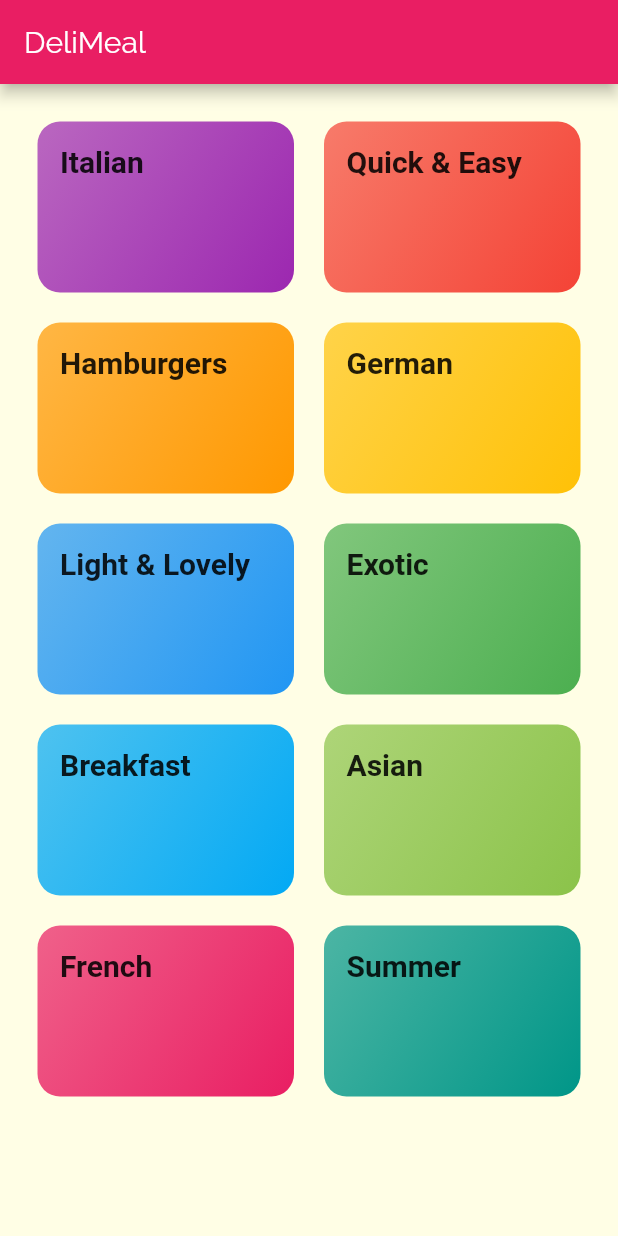
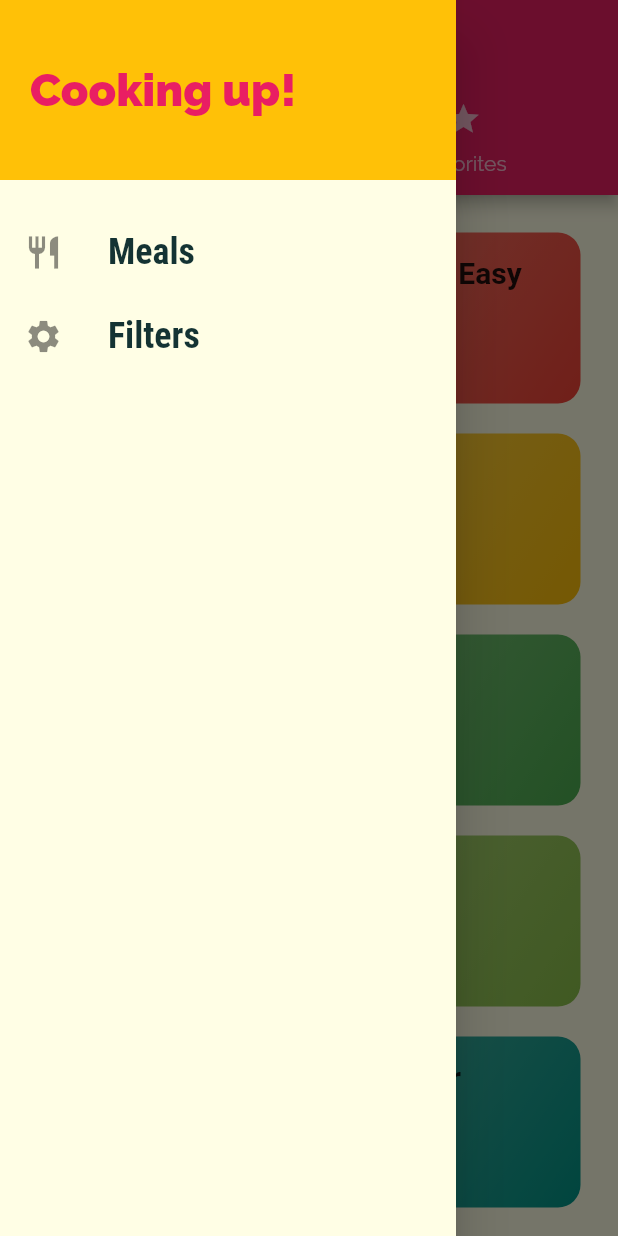
Before and after one commit to melaLetics/learning_flutter, a Flutter app: the screen it shows after launch, with the side drawer open (before the commit the screen has no drawer), on a phone screen of 412 x 824 dp. Run offline on Flutter 3.47's test engine with Material 2 defaults, Android fonts, the phone set to English and light mode, and no system bars; Roboto replaces fonts that are missing (RobotoCondense).

Commit message:
MealsApp Day3

```diff
--- a/lib/main.dart
+++ b/lib/main.dart
@@ -1,9 +1,10 @@
 import 'package:flutter/material.dart';
-import 'package:flutter_complete_guide/screens/category_meals_screen.dart';
 
 import 'screens/categories_screen.dart';
 import 'screens/category_meals_screen.dart';
-import 'screens/meals_detail_screen.dart';
+import 'screens/meal_detail_screen.dart';
+import 'screens/tabs_screen.dart';
+import 'screens/filters_screen.dart';
 
 void main() => runApp(MyApp());
 
@@ -30,10 +31,11 @@ class MyApp extends StatelessWidget {
               fontWeight: FontWeight.bold,
             )),
       ),
-      home: CategoriesScreen(),
+      home: TabsScreen(),
       routes: {
         CategoryMealsScreen.routeName: (ctx) => CategoryMealsScreen(),
         MealDetailScreen.routeName: (ctx) => MealDetailScreen(),
+        FiltersScreen.routeName: (ctx) => FiltersScreen(),
       },
       onUnknownRoute: (settings) {
         return MaterialPageRoute(builder: (ctx) => CategoriesScreen());
--- a/lib/screens/categories_screen.dart
+++ b/lib/screens/categories_screen.dart
@@ -6,11 +6,7 @@ import '../dummy_data.dart';
 class CategoriesScreen extends StatelessWidget {
   @override
   Widget build(BuildContext context) {
-    return Scaffold(
-      appBar: AppBar(
-        title: const Text('DeliMeal'),
-      ),
-      body: GridView(
+    return GridView(
       padding: const EdgeInsets.all(25),
       children: DUMMY_CATEGORIES
           .map(
@@ -27,7 +23,6 @@ class CategoriesScreen extends StatelessWidget {
         crossAxisSpacing: 20,
         mainAxisSpacing: 20,
       ),
-      ),
     );
   }
 }
--- /dev/null
+++ b/lib/screens/favorites_screen.dart
@@ -0,0 +1,10 @@
+import 'package:flutter/material.dart';
+
+class FavoritesScreen extends StatelessWidget {
+  @override
+  Widget build(BuildContext context) {
+    return Center(
+      child: Text('The Favorites'),
+    );
+  }
+}
--- /dev/null
+++ b/lib/screens/filters_screen.dart
@@ -0,0 +1,14 @@
+import 'package:flutter/material.dart';
+
+class FiltersScreen extends StatelessWidget {
+  static const routeName = '/filters';
+
+  @override
+  Widget build(BuildContext context) {
+    return Center(
+      child: Text(
+        'Filters!',
+      ),
+    );
+  }
+}
--- /dev/null
+++ b/lib/screens/tabs_screen.dart
@@ -0,0 +1,44 @@
+import 'package:flutter/material.dart';
+
+import './categories_screen.dart';
+import './favorites_screen.dart';
+import '../widgets/main_drawer.dart';
+
+class TabsScreen extends StatefulWidget {
+  @override
+  _TabsScreenState createState() => _TabsScreenState();
+}
+
+class _TabsScreenState extends State<TabsScreen> {
+  @override
+  Widget build(BuildContext context) {
+    return DefaultTabController(
+      length: 2,
+      initialIndex: 0,
+      child: Scaffold(
+        appBar: AppBar(
+          title: Text('Meals'),
+          bottom: TabBar(
+            tabs: [
+              Tab(
+                icon: Icon(Icons.category),
+                text: 'Categories',
+              ),
+              Tab(
+                icon: Icon(Icons.star),
+                text: 'Favorites',
+              ),
+            ],
+          ),
+        ),
+        drawer: MainDrawer(),
+        body: TabBarView(
+          children: [
+            CategoriesScreen(),
+            FavoritesScreen(),
+          ],
+        ),
+      ),
+    );
+  }
+}
--- /dev/null
+++ b/lib/widgets/main_drawer.dart
@@ -0,0 +1,63 @@
+import 'package:flutter/material.dart';
+
+import '../screens/filters_screen.dart';
+
+class MainDrawer extends StatelessWidget {
+  Widget buildListTile(IconData myIcon, String myTitle, Function tapHandler) {
+    return ListTile(
+      leading: Icon(
+        myIcon,
+        size: 26,
+      ),
+      title: Text(
+        myTitle,
+        style: TextStyle(
+          fontFamily: 'RobotoCondensed',
+          fontSize: 24,
+          fontWeight: FontWeight.bold,
+        ),
+      ),
+      onTap: tapHandler,
+    );
+  }
+
+  @override
+  Widget build(BuildContext context) {
+    return Drawer(
+      child: Column(children: [
+        Container(
+          height: 120,
+          width: double.infinity,
+          padding: EdgeInsets.all(20),
+          alignment: Alignment.centerLeft,
+          color: Theme.of(context).accentColor,
+          child: Text(
+            'Cooking up!',
+            style: TextStyle(
+              fontWeight: FontWeight.w900,
+              fontSize: 30,
+              color: Theme.of(context).primaryColor,
+            ),
+          ),
+        ),
+        SizedBox(
+          height: 20,
+        ),
+        buildListTile(
+          Icons.restaurant,
+          'Meals',
+          () {
+            Navigator.of(context).pushNamed('/');
+          },
+        ),
+        buildListTile(
+          Icons.settings,
+          'Filters',
+          () {
+            Navigator.of(context).pushNamed(FiltersScreen.routeName);
+          },
+        )
+      ]),
+    );
+  }
+}
--- a/lib/widgets/meal_item.dart
+++ b/lib/widgets/meal_item.dart
@@ -1,5 +1,5 @@
 import 'package:flutter/material.dart';
-import 'package:flutter_complete_guide/screens/meals_detail_screen.dart';
+import 'package:flutter_complete_guide/screens/meal_detail_screen.dart';
 import '../models/meal.dart';
 
 class MealItem extends StatelessWidget {
```
Also changed, not shown: lib/screens/meal_detail_screen.dart (added, +89 -0 lines), lib/screens/meals_detail_screen.dart (deleted, +0 -18 lines). Lines whose indentation alone changed are shown as unchanged.
